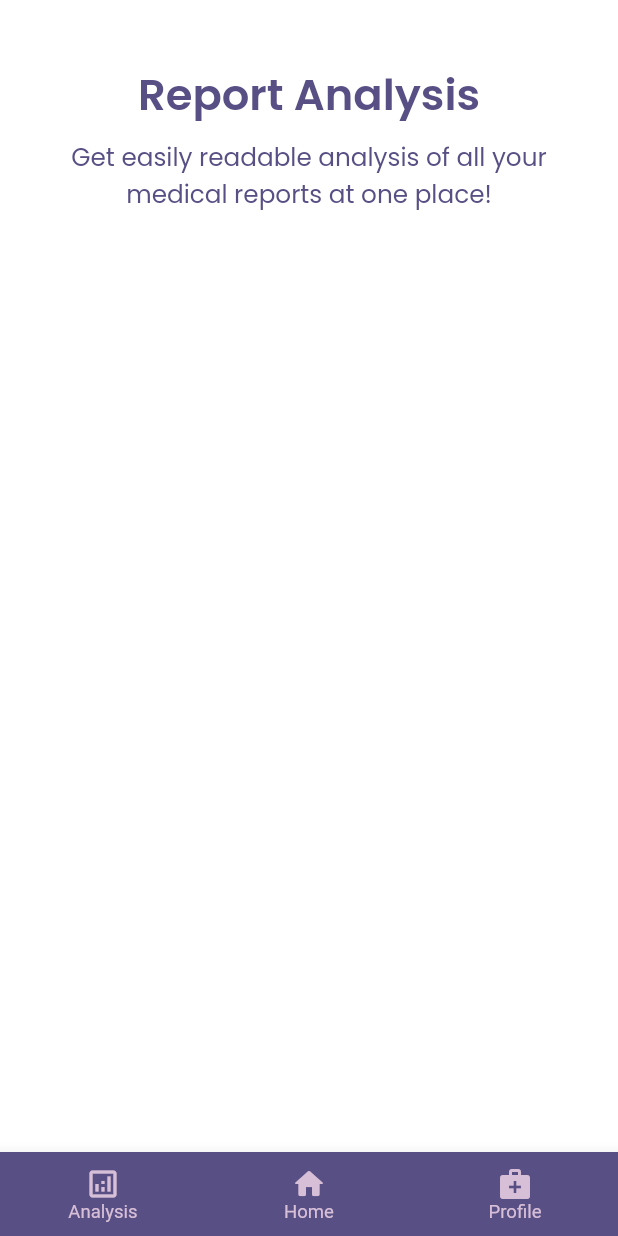
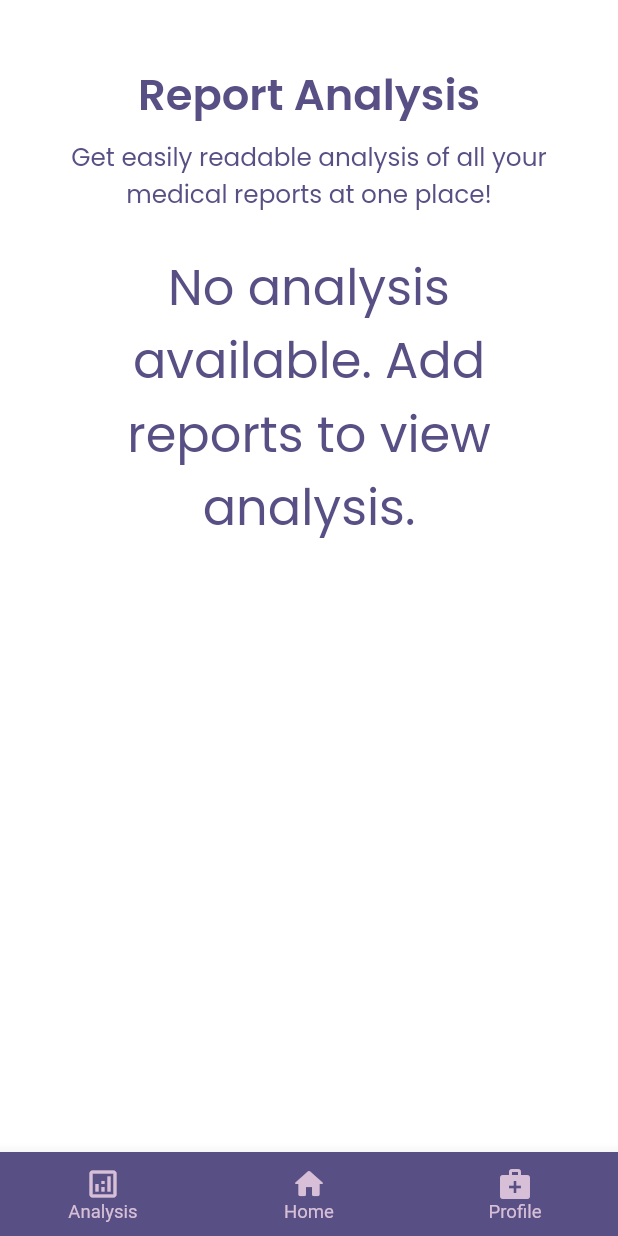
Before and after one commit to PriyaDebo/MediVault, a Flutter app: the BottomNavigationBody screen opened directly with empty values, on a phone screen of 412 x 824 dp. Run offline on Flutter 3.47's test engine with Material 2 defaults, Android fonts, the phone set to English and light mode, and no system bars; our stand-ins replace file_picker, google_fonts; network calls fail.

Commit message:
Updated analysis and APIs

```diff
--- a/src/lib/all_components/BottomNavigationPatient/body.dart
+++ b/src/lib/all_components/BottomNavigationPatient/body.dart
@@ -23,7 +23,7 @@ class _BottomNavigationState extends State<BottomNavigationBody> {
   void initState() {
     super.initState();
     _selectedPageIndex = 0;
-    _pages = [Analysis(), HomePatient(widget.id), ProfilePatient(widget.id)];
+    _pages = [Analysis(widget.id), HomePatient(widget.id), ProfilePatient(widget.id)];
     _pageController = PageController(initialPage: _selectedPageIndex);
   }
 
--- a/src/lib/apis/hospital_service.dart
+++ b/src/lib/apis/hospital_service.dart
@@ -7,12 +7,13 @@ import 'package:medivault/models/login_model.dart';
 
 class HospitalService {
 
-  final uriLink = "";
+  final uriLink = "http://10.31.13.81:5000";
   final header = <String, String>{'Content-Type': 'application/json; charset=UTF-8',};
 
-  Future<http.Response> registerHospital(String name, String password, String contact) async{
+  Future<http.Response> registerHospital(String name, String password, String contact) async {
     var hospital = new HospitalModel(null, name, password, contact, "");
     final uri = uriLink + "/store-hospital-details";
+    print(uri);
     final response = await http.put(
       Uri.parse(uri),
       headers: header,
--- a/src/lib/apis/patient_service.dart
+++ b/src/lib/apis/patient_service.dart
@@ -7,7 +7,7 @@ import 'package:medivault/models/patient_model.dart';
 
 class PatientService {
 
-  final uriLink = "";
+  final uriLink = "http://10.31.13.81:5000";
   final header = <String, String>{'Content-Type': 'application/json; charset=UTF-8',};
 
   Future<http.Response> registerPatient(String name, String password, String age, String gender) async{
@@ -31,6 +31,7 @@ class PatientService {
       body: jsonEncode(login.toJson()),
     );
 
+    print (response);
     return response;
   }
 }
--- a/src/lib/apis/report_service.dart
+++ b/src/lib/apis/report_service.dart
@@ -4,7 +4,7 @@ import 'package:http/http.dart' as http;
 import 'package:medivault/models/report_model.dart';
 
 class ReportService {
-  final uriLink = "";
+  final uriLink = "http://10.31.13.81:5000";
   final header = <String, String>{
     'Content-Type': 'application/json; charset=UTF-8',
   };
@@ -12,7 +12,7 @@ class ReportService {
   Future<http.Response> uploadReport(String patientId, List<int> report, String date) async {
     var reportRequest = new ReportModel(null, patientId, report, date);
     final uri = uriLink + "/add-report";
-    final response = await http.post(
+    final response = await http.put(
       Uri.parse(uri),
       headers: header,
       body: jsonEncode(reportRequest.toJson()),
@@ -22,7 +22,7 @@ class ReportService {
   }
 
   Future<http.Response> readAnalysis(String patientId) async {
-    final uri = uriLink + "/read-analysis/$patientId";
+    final uri = uriLink + "/read-analysis?patientId=$patientId";
     final response = await http.get(
       Uri.parse(uri),
       headers: header,
--- a/src/lib/operations/patient_bl.dart
+++ b/src/lib/operations/patient_bl.dart
@@ -1,5 +1,3 @@
-import 'dart:convert';
-
 import 'package:medivault/apis/patient_service.dart';
 
 class PatientBl {
@@ -7,9 +5,9 @@ class PatientBl {
 
   Future<String> validRegister(String name, String password, String age, String gender) async {
     final res = await patientService.registerPatient(name, password, age, gender);
+    print(res.statusCode);
     if (res.statusCode == 200) {
-      final response = jsonDecode(res.body);
-      return response.id.toString();
+      return res.body;
     }
 
     return "FAIL";
--- a/src/lib/operations/report_bl.dart
+++ b/src/lib/operations/report_bl.dart
@@ -17,8 +17,8 @@ class ReportBl {
   Future<List<int>> getAnalysis(String patientId) async {
     final res = await reportService.readAnalysis(patientId);
     if (res.statusCode == 200) {
-      final responseBody = jsonDecode(res.body);
-      final analysis = responseBody.binaryAnalysis;
+      // final responseBody = jsonDecode(res.body);
+      final analysis = utf8.encode(res.body);
       return analysis;
     }
 
--- a/src/lib/screens/Analysis/analysis.dart
+++ b/src/lib/screens/Analysis/analysis.dart
@@ -2,9 +2,11 @@ import 'package:flutter/material.dart';
 import 'package:medivault/screens/Analysis/body.dart';
 
 class Analysis extends StatelessWidget {
-  Analysis();
+  final String id;
+
+  Analysis(this.id);
   @override
   Widget build(BuildContext context) {
-    return Body();
+    return Body(id);
   }
 }
--- a/src/lib/screens/Analysis/body.dart
+++ b/src/lib/screens/Analysis/body.dart
@@ -1,22 +1,42 @@
 import 'package:flutter/material.dart';
 import 'package:google_fonts/google_fonts.dart';
+import 'package:medivault/operations/report_bl.dart';
 
 import '../../all_components/background.dart';
 import '../../constants.dart';
 
 class Body extends StatefulWidget {
-  Body();
+  final String id;
+  Body(this.id);
 
   @override
   _BodyState createState() => _BodyState();
 }
 
 class _BodyState extends State<Body> {
+
+  late String dataUri = "";
+  bool showWidgetA = true;
+
+  getAnalysis() async {
+    final List<int> analysis = await ReportBl().getAnalysis(widget.id);
+    if (analysis.isNotEmpty) {
+      dataUri = Uri.dataFromBytes(analysis, mimeType: 'application/pdf').toString();
+      showWidgetA = false;
+    }
+  }
+
+
+  @override
+  void initState() {
+    super.initState();
+    getAnalysis();
+  }
+
   @override
   Widget build(BuildContext context) {
     Size size = MediaQuery.of(context).size;
     double height = size.height;
-    double width = size.width;
     return Background(
         child: Scaffold(
             body: Container(
@@ -41,10 +61,36 @@ class _BodyState extends State<Body> {
                             fontWeight: FontWeight.w400),
                         textAlign: TextAlign.center,
                       ),
+                      SizedBox(height: height*0.03,),
+                      showWidgetA
+                      ? showNoAnalysisAvailable(height)
+                          : showAnalysisAvailable(height),
                     ]
                 )
             )
         )
     );
   }
+
+  Text showNoAnalysisAvailable(double height) {
+    return Text(
+      "No analysis available. Add reports to view analysis.",
+      style: GoogleFonts.poppins(
+          color: kDarkSlateBlue,
+          fontSize: height * 0.04,
+          fontWeight: FontWeight.w400),
+      textAlign: TextAlign.center,
+    );
+  }
+
+  Text showAnalysisAvailable(double height) {
+    return Text(
+      "Analysis available. Loading...",
+      style: GoogleFonts.poppins(
+          color: kDarkSlateBlue,
+          fontSize: height * 0.04,
+          fontWeight: FontWeight.w400),
+      textAlign: TextAlign.center,
+    );
+  }
 }
--- a/src/lib/screens/LoginPatient/body.dart
+++ b/src/lib/screens/LoginPatient/body.dart
@@ -103,7 +103,8 @@ class _BodyState extends State<Body> {
 
                           if(checkValidityPatient(id, password, context)) {
                             final result = await PatientBl().validLogin(id, password);
-                            if (result == "SUCCESS") {
+                            print(result);
+                            if (result != "FAIL") {
                               Navigator.pushReplacement(
                                   context,
                                   MaterialPageRoute(
--- a/src/lib/screens/Registration/body.dart
+++ b/src/lib/screens/Registration/body.dart
@@ -457,7 +457,7 @@ class _BodyState extends State<Body> {
                     ],
                   ),
                 ),
-
+                SizedBox(height: height*0.02,),
                 Row(
                   mainAxisAlignment: MainAxisAlignment.center,
                   children: <Widget>[
```
Also changed, not shown: src/lib/operations/hospital_bl.dart (+3 -4 lines), src/lib/screens/HomeHospital/body.dart (+14 -6 lines), src/lib/screens/HomePatient/body.dart (+24 -24 lines), src/lib/screens/ProfileHospital/body.dart (+0 -16 lines).
